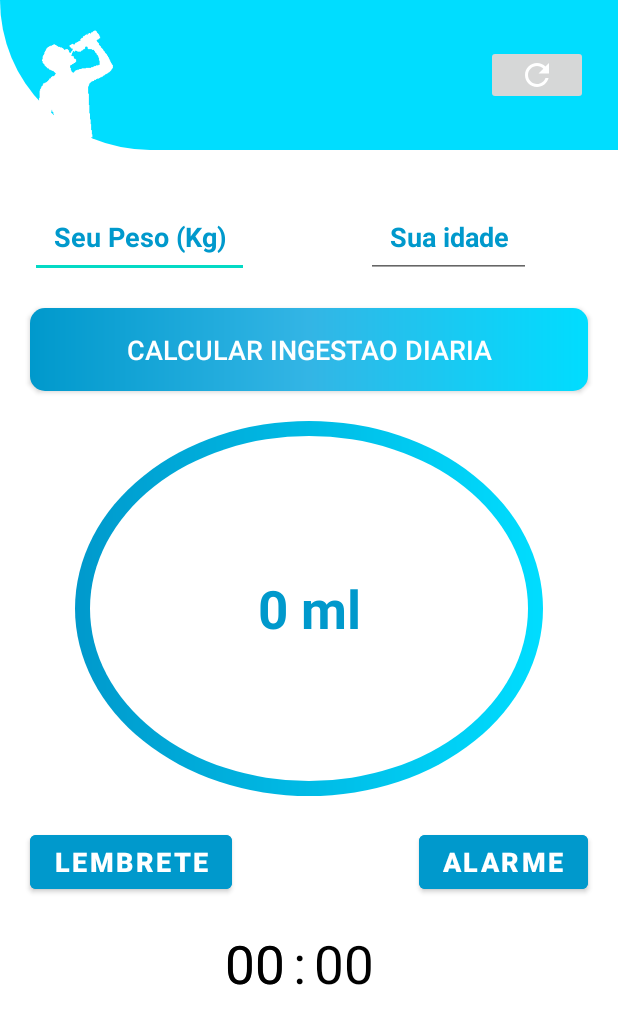
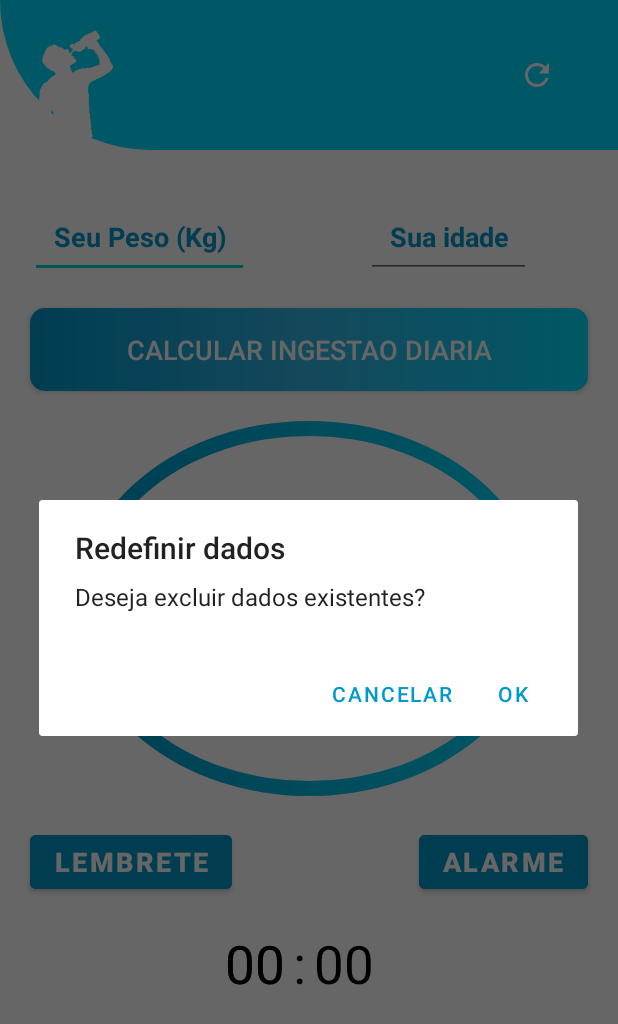
Before and after one commit to AlanAndCode/Beba-Agua, an Android app: the screen it shows after launch (MainActivity), after a tap on an icon or button, on a phone screen of 412 x 824 dp. Shown: the top 1024 px of the screen. Run offline under Robolectric (Android 15) with nearby library versions, the phone set to English and light mode, and no system bars.

```diff
--- a/app/src/main/AndroidManifest.xml
+++ b/app/src/main/AndroidManifest.xml
@@ -2,14 +2,14 @@
 <manifest xmlns:android="http://schemas.android.com/apk/res/android"
     xmlns:tools="http://schemas.android.com/tools"
     package="com.example.bebaagua">
-
+<uses-permission android:name="com.android.alarm.permission.SET_ALARM"/>
     <application
         android:allowBackup="true"
         android:dataExtractionRules="@xml/data_extraction_rules"
         android:fullBackupContent="@xml/backup_rules"
-        android:icon="@mipmap/ic_launcher"
+        android:icon="@drawable/bebaagua"
         android:label="@string/app_name"
-        android:roundIcon="@mipmap/ic_launcher_round"
+        android:roundIcon="@drawable/bebaagua"
         android:supportsRtl="true"
         android:theme="@style/Theme.BebaAgua"
         tools:targetApi="31">
--- a/app/src/main/java/com/example/bebaagua/MainActivity.kt
+++ b/app/src/main/java/com/example/bebaagua/MainActivity.kt
@@ -1,7 +1,10 @@
 package com.example.bebaagua
 
+import android.app.TimePickerDialog
+import android.content.Intent
 import androidx.appcompat.app.AppCompatActivity
 import android.os.Bundle
+import android.provider.AlarmClock
 import android.telecom.PhoneAccount.builder
 import android.widget.*
 import androidx.appcompat.app.AlertDialog
@@ -19,15 +22,29 @@ class MainActivity : AppCompatActivity() {
     private lateinit var buttonCalcular: Button
     private lateinit var textCalculo: TextView
     private lateinit var redefinir: ImageButton
+    private lateinit var Lembrete: Button
+    private lateinit var Alarme: Button
+    private lateinit var hora: TextView
+    private lateinit var Minutos : TextView
+
     private fun IniciarComponentes() {
         edit_peso = findViewById(R.id.edit_peso)
         edit_idade = findViewById(R.id.edit_idade)
         buttonCalcular = findViewById(R.id.buttonCalcular)
         textCalculo = findViewById(R.id.textCalculo)
         redefinir = findViewById(R.id.redefinir)
+        Lembrete = findViewById(R.id.Lembrete)
+        Alarme = findViewById(R.id.Alarme)
+        hora = findViewById(R.id.text_hora)
+        Minutos = findViewById(R.id.Minutos)
     }
     private lateinit var calcularIngestaoDiaria: CalcularIngestaoDiaria
     private var resultadoMl = 0.0
+
+    lateinit var  timePickerDialog: TimePickerDialog
+    lateinit var calendario : Calendar
+    var horaAtual = 0
+    var minutosAtuais = 0
     override fun onCreate(savedInstanceState: Bundle?) {
         super.onCreate(savedInstanceState)
         setContentView(R.layout.activity_main)
@@ -35,14 +52,6 @@ class MainActivity : AppCompatActivity() {
         supportActionBar!!.hide()
         IniciarComponentes()
         calcularIngestaoDiaria = CalcularIngestaoDiaria()
-/*formula calculo agua
-ate 17 anos 40 ml por cada kg
-18 a 55 anos 35 ml por cada kg
-56 a 65 anos 30 ml por cada kg
-mais 66 25 ml por cada kg
-
-multiplicar peso em kg por quantidade de ml para ober resultado em Ml
- */
 
         buttonCalcular.setOnClickListener {
             if (edit_peso.text.toString().isEmpty()) {
@@ -65,13 +74,48 @@ multiplicar peso em kg por quantidade de ml para ober resultado em Ml
         redefinir.setOnClickListener{
 
             val alertDialog = AlertDialog.Builder(this)
-            alertDialog.setTitle(R.string.dia)
+            alertDialog.setTitle(R.string.dialog_titulo)
+                .setMessage(R.string.dialog_descriçao)
+                .setPositiveButton("ok", {dialogInterface, i ->
+                    edit_peso.setText("")
+                    edit_idade.setText("")
+                    textCalculo.text = ""
 
+                })
+
+            alertDialog.setNegativeButton("cancelar", null)
+
+            val dialog = alertDialog.create()
+            dialog.show()
 
         }
 
+        Lembrete.setOnClickListener {
 
+            calendario = Calendar.getInstance()
+            horaAtual = calendario.get(Calendar.HOUR_OF_DAY)
+            minutosAtuais = calendario.get(Calendar.MINUTE)
+            timePickerDialog = TimePickerDialog(this, { timePicker: TimePicker, hourOfDay: Int, minutes: Int ->
+                    hora.text = String.format("%02d", hourOfDay)
+                    Minutos.text = String.format("%02d", minutes)
 
+                }, horaAtual, minutosAtuais, true)
+            timePickerDialog.show();
+        }
+
+        Alarme.setOnClickListener{
+
+            if(!hora.text.toString().isEmpty() && !Minutos.text.toString().isEmpty()){
+                val intent = Intent(AlarmClock.ACTION_SET_ALARM)
+                intent.putExtra(AlarmClock.EXTRA_HOUR, hora.text.toString().toInt())
+                intent.putExtra(AlarmClock.EXTRA_MINUTES, Minutos.text.toString().toInt())
+                intent.putExtra(AlarmClock.EXTRA_MESSAGE, getString(R.string.Hora_Agua))
+
+                if (intent.resolveActivity(packageManager) !=null){
+                    startActivity(intent)
+                }
+            }
+        }
 
 
     }
--- a/app/src/main/res/layout/activity_main.xml
+++ b/app/src/main/res/layout/activity_main.xml
@@ -1,13 +1,12 @@
 <?xml version="1.0" encoding="utf-8"?>
 
-<androidx.core.widget.NestedScrollView
+<androidx.core.widget.NestedScrollView xmlns:app="http://schemas.android.com/apk/res-auto"
+    xmlns:tools="http://schemas.android.com/tools"
     android:layout_width="match_parent"
     android:layout_height="match_parent"
     xmlns:android="http://schemas.android.com/apk/res/android">
 
 <androidx.constraintlayout.widget.ConstraintLayout
-    xmlns:app="http://schemas.android.com/apk/res-auto"
-    xmlns:tools="http://schemas.android.com/tools"
     android:layout_width="match_parent"
     android:layout_height="match_parent"
     tools:context=".MainActivity">
@@ -33,11 +32,13 @@
         android:id="@+id/redefinir"
         android:layout_width="68dp"
         android:layout_height="40dp"
-        android:src="@drawable/ic_baseline_refresh_24"
         android:layout_marginTop="30dp"
         android:layout_marginEnd="20dp"
+        android:background="@android:color/transparent"
+        android:src="@drawable/ic_baseline_refresh_24"
+        app:layout_constraintEnd_toEndOf="@id/container_header"
         app:layout_constraintTop_toTopOf="@id/container_header"
-        app:layout_constraintEnd_toEndOf="@id/container_header" />
+        tools:ignore="TouchTargetSizeCheck" />
 
     <EditText
         android:id="@+id/edit_peso"
@@ -156,7 +157,7 @@
         app:layout_constraintStart_toStartOf="parent" />
 
     <TextView
-        android:id="@+id/hora"
+        android:id="@+id/text_hora"
         android:layout_width="wrap_content"
         android:layout_height="wrap_content"
         android:text="@string/text_hora"
@@ -177,7 +178,7 @@
         android:layout_marginTop="20dp"
         android:layout_marginStart="5dp"
         app:layout_constraintTop_toBottomOf="@id/Lembrete"
-        app:layout_constraintStart_toEndOf="@id/hora" />
+        app:layout_constraintStart_toEndOf="@id/text_hora" />
 
     <TextView
         android:id="@+id/Minutos"
--- a/app/src/main/res/values/strings.xml
+++ b/app/src/main/res/values/strings.xml
@@ -11,6 +11,8 @@
     <string name="Informe_Peso">Informe seu peso</string>
     <string name="Informe_Idade">Informe sua idade</string>
     <string name="dialog_titulo">Redefinir dados</string>
+    <string name="dialog_descriçao">Deseja excluir dados existentes?</string>
+    <string name="Hora_Agua">Hora da agua</string>
 
 
 </resources>
```
Also changed, not shown: app/src/main/java/com/example/bebaagua/model/CalcularIngestaoDiaria.kt (+7 -0 lines).
